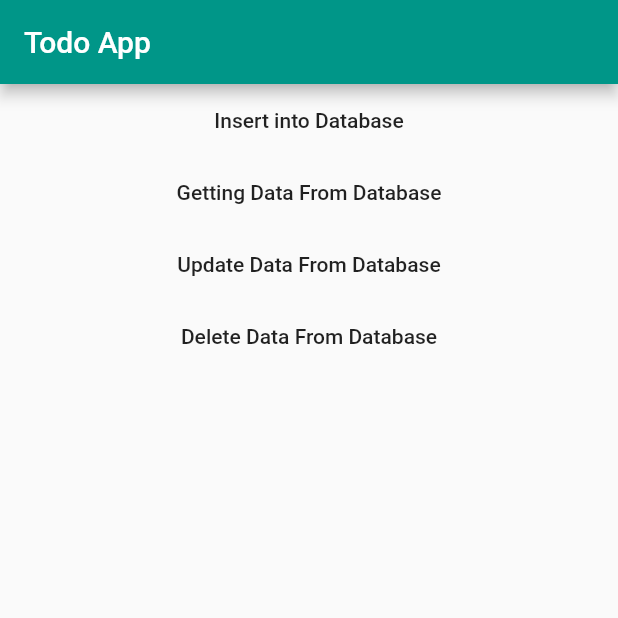
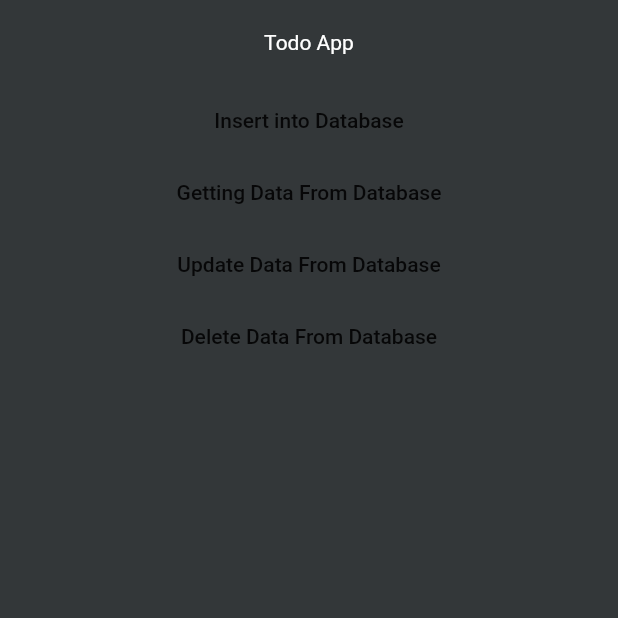
Before and after one commit to MHuzaifaKhan97/Flutter-with-Bloc, a Flutter app: the screen it shows after launch, on a phone screen of 412 x 824 dp, the top half of it. Run offline on Flutter 3.47's test engine with Material 2 defaults, Android fonts, the phone set to English and light mode, and no system bars; our stand-ins replace awesome_snackbar_content, bloc, connectivity, dio, email_validator, firebase_auth and 8 more; missing offline and left inert: async_wallpaper, bubble_loader; accounts and stored records are empty.

Commit message:
add theme.

```diff
--- a/todo_sqflite_multilingual_bloc/lib/main.dart
+++ b/todo_sqflite_multilingual_bloc/lib/main.dart
@@ -1,6 +1,7 @@
 import 'package:flutter/material.dart';
 import 'package:flutter_bloc/flutter_bloc.dart';
 import 'package:todo_sqflite_multilingual_bloc/controller/cubit/todo_cubit.dart';
+import 'package:todo_sqflite_multilingual_bloc/shared/styles/themes.dart';
 import 'package:todo_sqflite_multilingual_bloc/views/home_screen.dart';
 
 void main() {
@@ -21,9 +22,8 @@ class MyApp extends StatelessWidget {
       child: MaterialApp(
         title: 'Todo Multilingual with SQFlite',
         debugShowCheckedModeBanner: false,
-        theme: ThemeData(
-          primarySwatch: Colors.teal,
-        ),
+        theme: darkTheme,
+        darkTheme: darkTheme,
         home: const HomeScreen(),
       ),
     );
--- /dev/null
+++ b/todo_sqflite_multilingual_bloc/lib/shared/styles/themes.dart
@@ -0,0 +1,64 @@
+import 'package:flutter/material.dart';
+import 'package:flutter/services.dart';
+
+ThemeData lightTheme = ThemeData(
+  scaffoldBackgroundColor: Colors.white,
+  // Appbar
+  appBarTheme: const AppBarTheme(
+      elevation: 0,
+      backgroundColor: Colors.transparent,
+      systemOverlayStyle: SystemUiOverlayStyle(
+          statusBarColor: Colors.white,
+          statusBarIconBrightness: Brightness.dark,
+          statusBarBrightness: Brightness.dark),
+      centerTitle: true,
+      titleTextStyle: TextStyle(
+        color: Colors.black,
+      ),
+      iconTheme: IconThemeData(color: Colors.black)),
+  iconTheme: const IconThemeData(color: Colors.teal),
+  primarySwatch: Colors.teal,
+  floatingActionButtonTheme:
+      const FloatingActionButtonThemeData(backgroundColor: Colors.teal),
+  textTheme: const TextTheme(
+      bodyText1: TextStyle(
+          fontSize: 18, fontWeight: FontWeight.w600, color: Colors.black)),
+  cardTheme: CardTheme(
+    color: Colors.white,
+    elevation: 15.0,
+    shape: RoundedRectangleBorder(
+      borderRadius: BorderRadius.circular(15),
+    ),
+  ),
+);
+
+ThemeData darkTheme = ThemeData(
+  scaffoldBackgroundColor: const Color(0xff333739),
+  // Appbar
+  appBarTheme: const AppBarTheme(
+      elevation: 0,
+      backgroundColor: Colors.transparent,
+      systemOverlayStyle: SystemUiOverlayStyle(
+          statusBarColor: Color(0xff333739),
+          statusBarIconBrightness: Brightness.light,
+          statusBarBrightness: Brightness.light),
+      centerTitle: true,
+      titleTextStyle: TextStyle(
+        color: Colors.white,
+      ),
+      iconTheme: IconThemeData(color: Colors.white)),
+  iconTheme: const IconThemeData(color: Colors.teal),
+  primarySwatch: Colors.teal,
+  floatingActionButtonTheme:
+      const FloatingActionButtonThemeData(backgroundColor: Colors.teal),
+  textTheme: const TextTheme(
+      bodyText1: TextStyle(
+          fontSize: 18, fontWeight: FontWeight.w600, color: Colors.white)),
+  cardTheme: CardTheme(
+    color: Colors.white,
+    elevation: 15.0,
+    shape: RoundedRectangleBorder(
+      borderRadius: BorderRadius.circular(15),
+    ),
+  ),
+);
```
